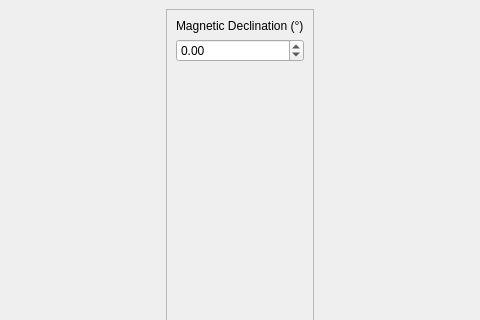
Above: src/qt_ui/pem_geometry.ui from Eric-Meunier/Processor-Suite before the change; both pictures show x 231 to 711 and y 0 to 320 of the 943 by 669 pixel window. Below: the same form after it.
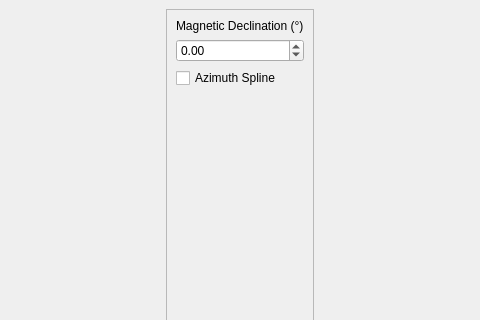
That is the form after the change.

Commit message: InteractiveSpline working with vertical plot.

The edit to the form file:
```diff
--- a/src/qt_ui/pem_geometry.ui
+++ b/src/qt_ui/pem_geometry.ui
@@ -47,6 +47,13 @@
          </property>
         </widget>
        </item>
+       <item>
+        <widget class="QCheckBox" name="az_spline_cbox">
+         <property name="text">
+          <string>Azimuth Spline</string>
+         </property>
+        </widget>
+       </item>
        <item>
         <spacer name="verticalSpacer">
          <property name="orientation">
```
The commit also changes 2 other files.
